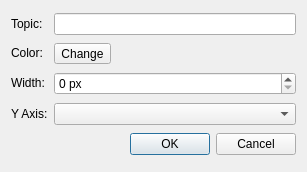
The window that ui/rqt_plot_qtcharts/dialogplotseriesproperties.ui (Rescube/rqt_plot_qtcharts) describes before a commit, drawn with Qt 5.
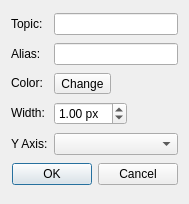
The same window after the commit.

```diff
--- a/ui/rqt_plot_qtcharts/dialogplotseriesproperties.ui
+++ b/ui/rqt_plot_qtcharts/dialogplotseriesproperties.ui
@@ -6,29 +6,32 @@
    <rect>
     <x>0</x>
     <y>0</y>
-    <width>307</width>
-    <height>172</height>
+    <width>189</width>
+    <height>204</height>
    </rect>
   </property>
   <property name="windowTitle">
    <string>Dialog</string>
   </property>
   <layout class="QGridLayout" name="gridLayout">
-   <item row="0" column="0">
-    <widget class="QLabel" name="label">
+   <item row="3" column="0">
+    <widget class="QLabel" name="label_3">
      <property name="sizePolicy">
-      <sizepolicy hsizetype="Preferred" vsizetype="Minimum">
+      <sizepolicy hsizetype="Preferred" vsizetype="Fixed">
        <horstretch>0</horstretch>
        <verstretch>0</verstretch>
       </sizepolicy>
      </property>
      <property name="text">
-      <string>Topic:</string>
+      <string>Width:</string>
      </property>
     </widget>
    </item>
-   <item row="0" column="1">
-    <widget class="QLineEdit" name="lineEdit">
+   <item row="4" column="1" colspan="2">
+    <widget class="QComboBox" name="comboBoxYAxis"/>
+   </item>
+   <item row="0" column="1" colspan="2">
+    <widget class="QLineEdit" name="lineEditTopic">
      <property name="sizePolicy">
       <sizepolicy hsizetype="Expanding" vsizetype="Fixed">
        <horstretch>0</horstretch>
@@ -37,7 +40,33 @@
      </property>
     </widget>
    </item>
-   <item row="1" column="0">
+   <item row="4" column="0">
+    <widget class="QLabel" name="label_4">
+     <property name="sizePolicy">
+      <sizepolicy hsizetype="Preferred" vsizetype="Fixed">
+       <horstretch>0</horstretch>
+       <verstretch>0</verstretch>
+      </sizepolicy>
+     </property>
+     <property name="text">
+      <string>Y Axis:</string>
+     </property>
+    </widget>
+   </item>
+   <item row="3" column="2">
+    <spacer name="horizontalSpacer">
+     <property name="orientation">
+      <enum>Qt::Horizontal</enum>
+     </property>
+     <property name="sizeHint" stdset="0">
+      <size>
+       <width>40</width>
+       <height>20</height>
+      </size>
+     </property>
+    </spacer>
+   </item>
+   <item row="2" column="0">
     <widget class="QLabel" name="label_2">
      <property name="sizePolicy">
       <sizepolicy hsizetype="Preferred" vsizetype="Fixed">
@@ -50,50 +79,14 @@
      </property>
     </widget>
    </item>
-   <item row="1" column="1">
+   <item row="2" column="1">
     <widget class="QToolButton" name="toolButtonSelectColor">
      <property name="text">
       <string>Change</string>
      </property>
     </widget>
    </item>
-   <item row="2" column="0">
-    <widget class="QLabel" name="label_3">
-     <property name="sizePolicy">
-      <sizepolicy hsizetype="Preferred" vsizetype="Fixed">
-       <horstretch>0</horstretch>
-       <verstretch>0</verstretch>
-      </sizepolicy>
-     </property>
-     <property name="text">
-      <string>Width:</string>
-     </property>
-    </widget>
-   </item>
-   <item row="2" column="1">
-    <widget class="QSpinBox" name="spinBoxWidth">
-     <property name="suffix">
-      <string> px</string>
-     </property>
-    </widget>
-   </item>
-   <item row="3" column="0">
-    <widget class="QLabel" name="label_4">
-     <property name="sizePolicy">
-      <sizepolicy hsizetype="Preferred" vsizetype="Fixed">
-       <horstretch>0</horstretch>
-       <verstretch>0</verstretch>
-      </sizepolicy>
-     </property>
-     <property name="text">
-      <string>Y Axis:</string>
-     </property>
-    </widget>
-   </item>
-   <item row="3" column="1">
-    <widget class="QComboBox" name="comboBoxYAxis"/>
-   </item>
-   <item row="4" column="0" colspan="2">
+   <item row="5" column="0" colspan="3">
     <widget class="QDialogButtonBox" name="buttonBox">
      <property name="orientation">
       <enum>Qt::Horizontal</enum>
@@ -103,6 +96,39 @@
      </property>
     </widget>
    </item>
+   <item row="0" column="0">
+    <widget class="QLabel" name="label">
+     <property name="sizePolicy">
+      <sizepolicy hsizetype="Preferred" vsizetype="Minimum">
+       <horstretch>0</horstretch>
+       <verstretch>0</verstretch>
+      </sizepolicy>
+     </property>
+     <property name="text">
+      <string>Topic:</string>
+     </property>
+    </widget>
+   </item>
+   <item row="1" column="0">
+    <widget class="QLabel" name="label_5">
+     <property name="text">
+      <string>Alias:</string>
+     </property>
+    </widget>
+   </item>
+   <item row="1" column="1" colspan="2">
+    <widget class="QLineEdit" name="lineEditName"/>
+   </item>
+   <item row="3" column="1">
+    <widget class="QDoubleSpinBox" name="doubleSpinBoxWidth">
+     <property name="suffix">
+      <string> px</string>
+     </property>
+     <property name="value">
+      <double>1.000000000000000</double>
+     </property>
+    </widget>
+   </item>
   </layout>
  </widget>
  <resources/>
```
